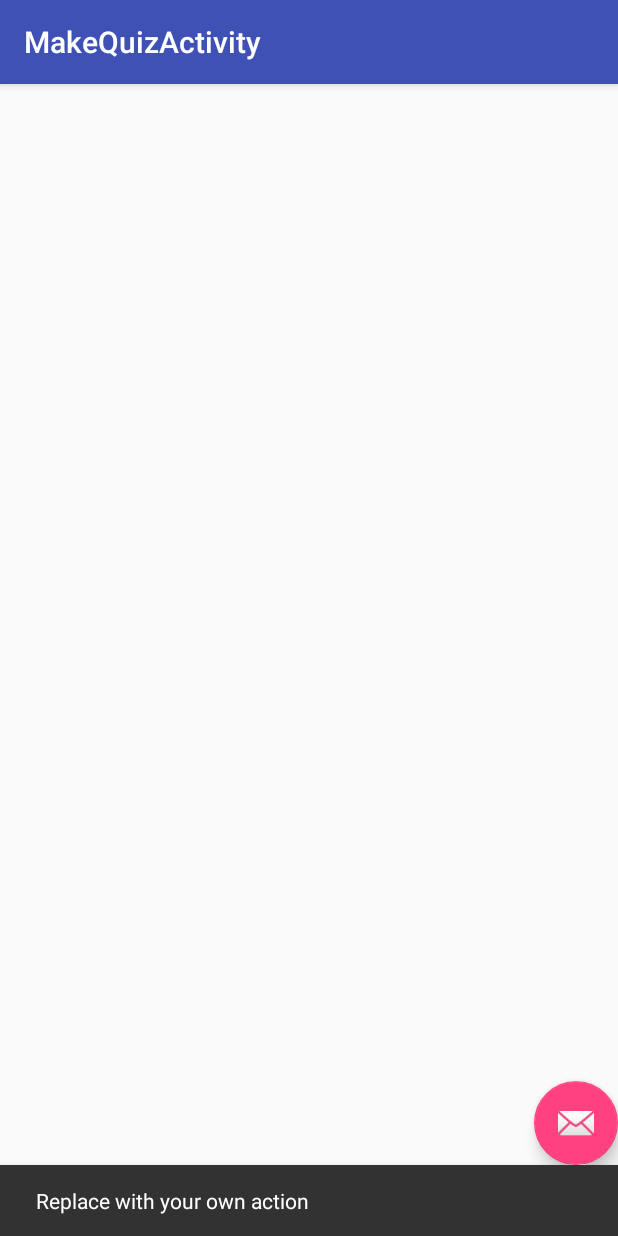
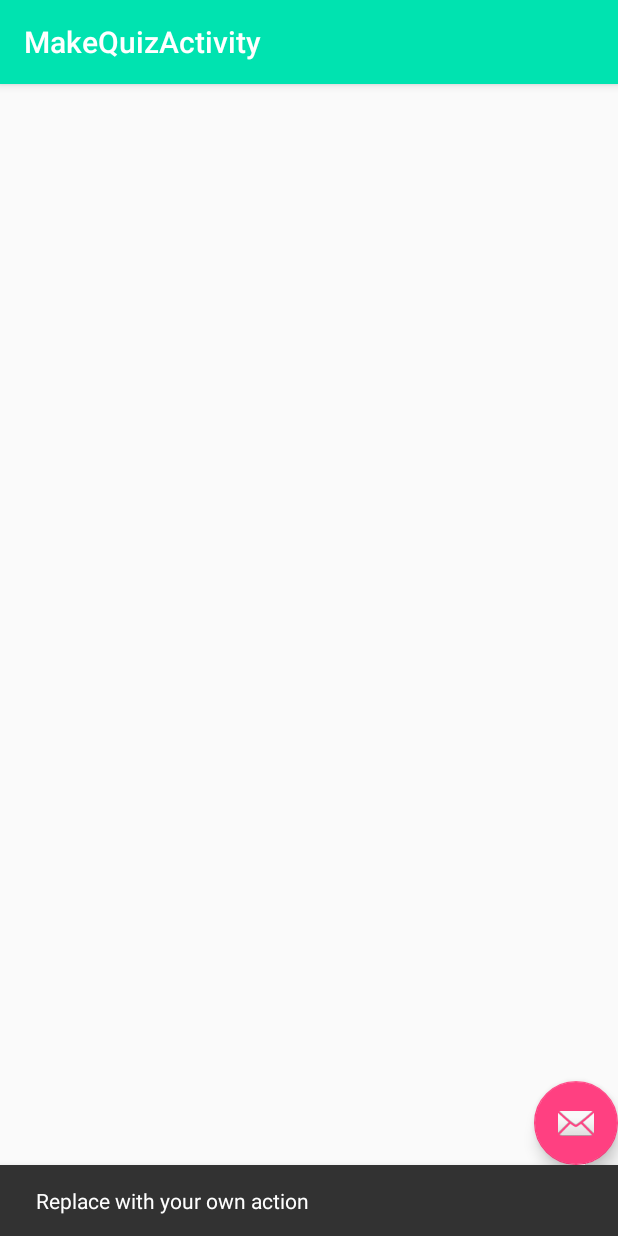
Before and after one commit to jadkinsjr76/WhositApp, an Android app: the MakeQuizActivity screen opened directly, with no data from a screen before it, after a tap on an icon or button, on a phone screen of 412 x 824 dp. Run offline under Robolectric (Android 15) with nearby library versions, the phone set to English and light mode, and no system bars.

Commit message:
Updated colors.xml to reflect a feature darker colors for easier legibility.

```diff
--- a/app/src/main/res/values/colors.xml
+++ b/app/src/main/res/values/colors.xml
@@ -1,6 +1,6 @@
 <?xml version="1.0" encoding="utf-8"?>
 <resources>
-    <color name="colorPrimary">#3F51B5</color>-->
-    <color name="colorPrimaryDark">#3fc3c4</color><!--#303F9F</color>-->
+    <color name="colorPrimary">#00E3B0</color>-->  <!-- Original color: #3F51B5 -->
+    <color name="colorPrimaryDark">#00876C</color> <!-- Original color: #303F9F -->
     <color name="colorAccent">#FF4081</color>
 </resources>
```
